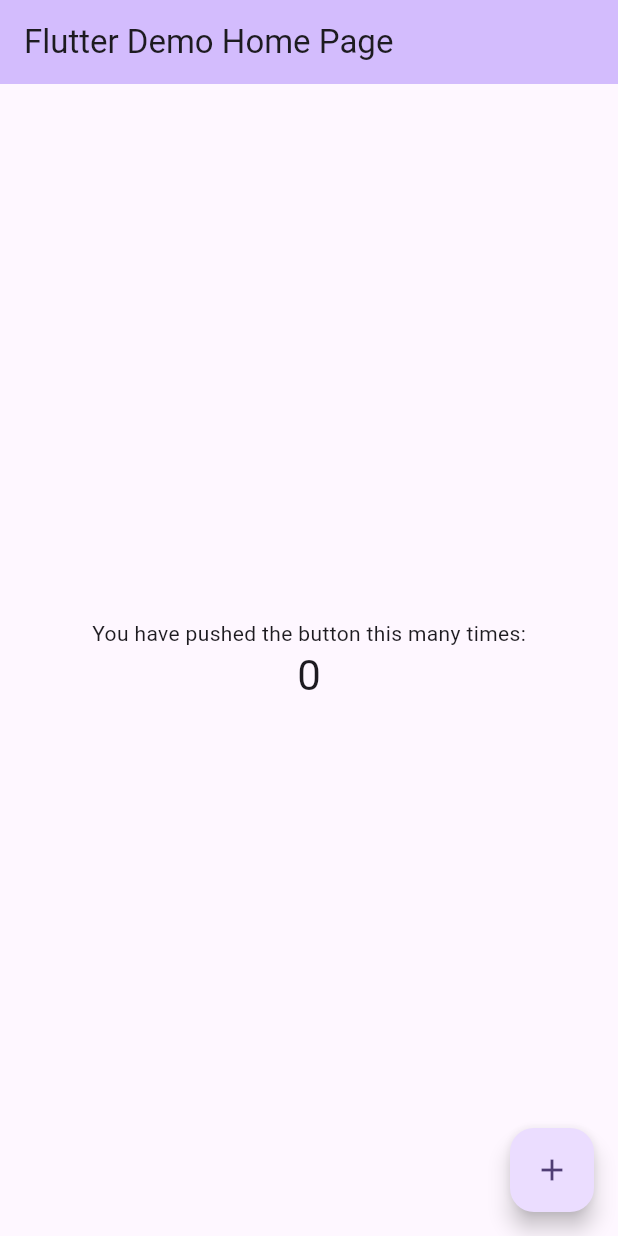
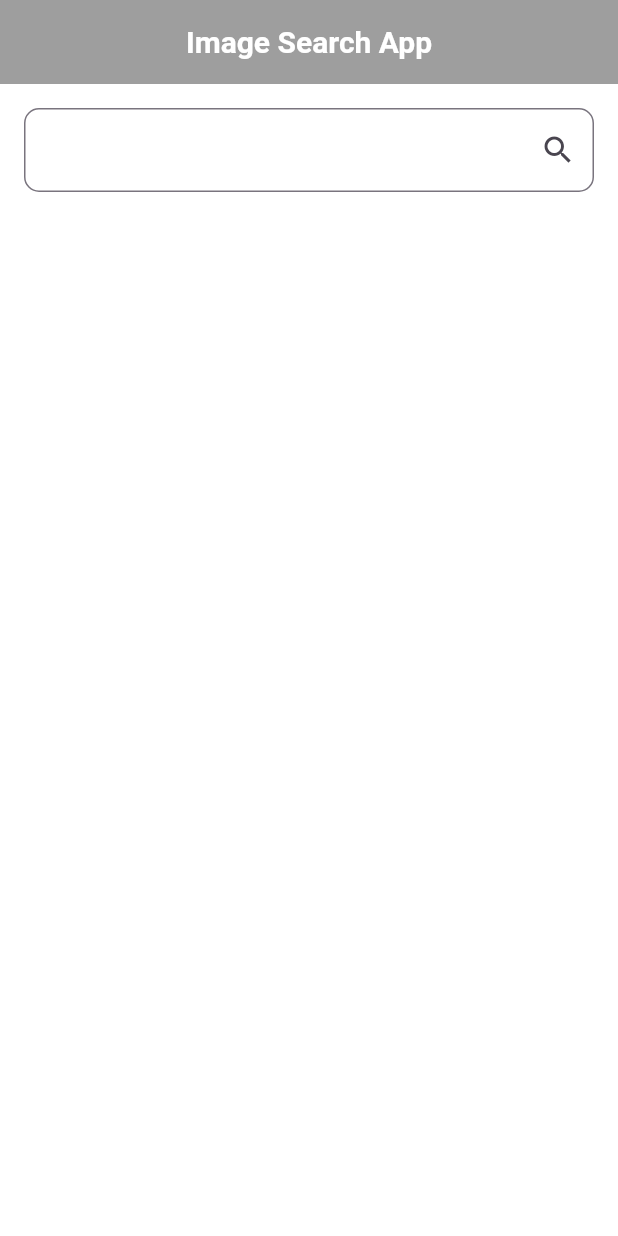
Before and after one commit to cntmdwn24/image_search, a Flutter app: the screen it shows after launch, on a phone screen of 412 x 824 dp. Run offline on Flutter 3.47's test engine with Material 3 defaults, Android fonts, the phone set to English and light mode, and no system bars.

Commit message:
image search basic version

```diff
--- a/lib/main.dart
+++ b/lib/main.dart
@@ -1,122 +1,8 @@
 import 'package:flutter/material.dart';
+import 'package:image_search/ui/home_screen.dart';
 
 void main() {
-  runApp(const MyApp());
+  runApp(
+    const MaterialApp(home: HomeScreen(), debugShowCheckedModeBanner: false),
+  );
 }
-
-class MyApp extends StatelessWidget {
-  const MyApp({super.key});
-
-  // This widget is the root of your application.
-  @override
-  Widget build(BuildContext context) {
-    return MaterialApp(
-      title: 'Flutter Demo',
-      theme: ThemeData(
-        // This is the theme of your application.
-        //
-        // TRY THIS: Try running your application with "flutter run". You'll see
-        // the application has a purple toolbar. Then, without quitting the app,
-        // try changing the seedColor in the colorScheme below to Colors.green
-        // and then invoke "hot reload" (save your changes or press the "hot
-        // reload" button in a Flutter-supported IDE, or press "r" if you used
-        // the command line to start the app).
-        //
-        // Notice that the counter didn't reset back to zero; the application
-        // state is not lost during the reload. To reset the state, use hot
-        // restart instead.
-        //
-        // This works for code too, not just values: Most code changes can be
-        // tested with just a hot reload.
-        colorScheme: ColorScheme.fromSeed(seedColor: Colors.deepPurple),
-      ),
-      home: const MyHomePage(title: 'Flutter Demo Home Page'),
-    );
-  }
-}
-
-class MyHomePage extends StatefulWidget {
-  const MyHomePage({super.key, required this.title});
-
-  // This widget is the home page of your application. It is stateful, meaning
-  // that it has a State object (defined below) that contains fields that affect
-  // how it looks.
-
-  // This class is the configuration for the state. It holds the values (in this
-  // case the title) provided by the parent (in this case the App widget) and
-  // used by the build method of the State. Fields in a Widget subclass are
-  // always marked "final".
-
-  final String title;
-
-  @override
-  State<MyHomePage> createState() => _MyHomePageState();
-}
-
-class _MyHomePageState extends State<MyHomePage> {
-  int _counter = 0;
-
-  void _incrementCounter() {
-    setState(() {
-      // This call to setState tells the Flutter framework that something has
-      // changed in this State, which causes it to rerun the build method below
-      // so that the display can reflect the updated values. If we changed
-      // _counter without calling setState(), then the build method would not be
-      // called again, and so nothing would appear to happen.
-      _counter++;
-    });
-  }
-
-  @override
-  Widget build(BuildContext context) {
-    // This method is rerun every time setState is called, for instance as done
-    // by the _incrementCounter method above.
-    //
-    // The Flutter framework has been optimized to make rerunning build methods
-    // fast, so that you can just rebuild anything that needs updating rather
-    // than having to individually change instances of widgets.
-    return Scaffold(
-      appBar: AppBar(
-        // TRY THIS: Try changing the color here to a specific color (to
-        // Colors.amber, perhaps?) and trigger a hot reload to see the AppBar
-        // change color while the other colors stay the same.
-        backgroundColor: Theme.of(context).colorScheme.inversePrimary,
-        // Here we take the value from the MyHomePage object that was created by
-        // the App.build method, and use it to set our appbar title.
-        title: Text(widget.title),
-      ),
-      body: Center(
-        // Center is a layout widget. It takes a single child and positions it
-        // in the middle of the parent.
-        child: Column(
-          // Column is also a layout widget. It takes a list of children and
-          // arranges them vertically. By default, it sizes itself to fit its
-          // children horizontally, and tries to be as tall as its parent.
-          //
-          // Column has various properties to control how it sizes itself and
-          // how it positions its children. Here we use mainAxisAlignment to
-          // center the children vertically; the main axis here is the vertical
-          // axis because Columns are vertical (the cross axis would be
-          // horizontal).
-          //
-          // TRY THIS: Invoke "debug painting" (choose the "Toggle Debug Paint"
-          // action in the IDE, or press "p" in the console), to see the
-          // wireframe for each widget.
-          mainAxisAlignment: MainAxisAlignment.center,
-          children: <Widget>[
-            const Text('You have pushed the button this many times:'),
-            Text(
-              '$_counter',
-              style: Theme.of(context).textTheme.headlineMedium,
-            ),
-          ],
-        ),
-      ),
-      floatingActionButton: FloatingActionButton(
-        onPressed: _incrementCounter,
-        tooltip: 'Increment',
-        child: const Icon(Icons.add),
-      ), // This trailing comma makes auto-formatting nicer for build methods.
-    );
-  }
-}
--- /dev/null
+++ b/lib/ui/home_screen.dart
@@ -0,0 +1,92 @@
+import 'dart:convert';
+import 'package:flutter/material.dart';
+import 'package:http/http.dart' as http;
+import 'package:image_search/ui/widget/photo_widget.dart';
+import '../model/photo.dart';
+
+class HomeScreen extends StatefulWidget {
+  const HomeScreen({super.key});
+
+  @override
+  State<HomeScreen> createState() => _HomeScreenState();
+}
+
+class _HomeScreenState extends State<HomeScreen> {
+  final _controller = TextEditingController();
+  List<Photo> _photos = [];
+
+  Future<List<Photo>> fetch(String querry) async {
+    final response = await http.get(
+      Uri.parse(
+        'https://pixabay.com/api/?key=50128400-fd734a0c5f16757b8d677e322&q=$querry&image_type=photo&pretty=true',
+      ),
+    );
+    Map<String, dynamic> jsonResponse = jsonDecode(response.body);
+    Iterable hits = jsonResponse['hits'];
+    return hits.map((e) => Photo.fromJson(e)).toList();
+  }
+
+  @override
+  void dispose() {
+    _controller.dispose();
+    super.dispose();
+  }
+
+  @override
+  Widget build(BuildContext context) {
+    return Scaffold(
+      backgroundColor: Colors.white,
+      appBar: AppBar(
+        backgroundColor: Colors.grey,
+        title: Text(
+          'Image Search App',
+          style: TextStyle(
+            color: Colors.white,
+            fontSize: 20,
+            fontWeight: FontWeight.w600,
+          ),
+        ),
+        centerTitle: true,
+      ),
+      body: Column(
+        children: [
+          Padding(
+            padding: const EdgeInsets.all(16),
+            child: TextField(
+              controller: _controller,
+              decoration: InputDecoration(
+                suffixIcon: IconButton(
+                  onPressed: () async {
+                    final photos = await fetch(_controller.text);
+                    setState(() {
+                      _photos = photos;
+                    });
+                  },
+                  icon: Icon(Icons.search),
+                ),
+                border: OutlineInputBorder(
+                  borderRadius: BorderRadius.circular(10),
+                ),
+              ),
+            ),
+          ),
+          Expanded(
+            child: GridView.builder(
+              padding: EdgeInsets.all(16),
+              itemCount: _photos.length,
+              gridDelegate: SliverGridDelegateWithFixedCrossAxisCount(
+                crossAxisCount: 2,
+                crossAxisSpacing: 16,
+                mainAxisSpacing: 16,
+              ),
+              itemBuilder: (context, index) {
+                final photo = _photos[index];
+                return PhotoWidget(photo: photo);
+              },
+            ),
+          ),
+        ],
+      ),
+    );
+  }
+}
```
Also changed, not shown: lib/ui/widget/photo_widget.dart (added, +21 -0 lines).
